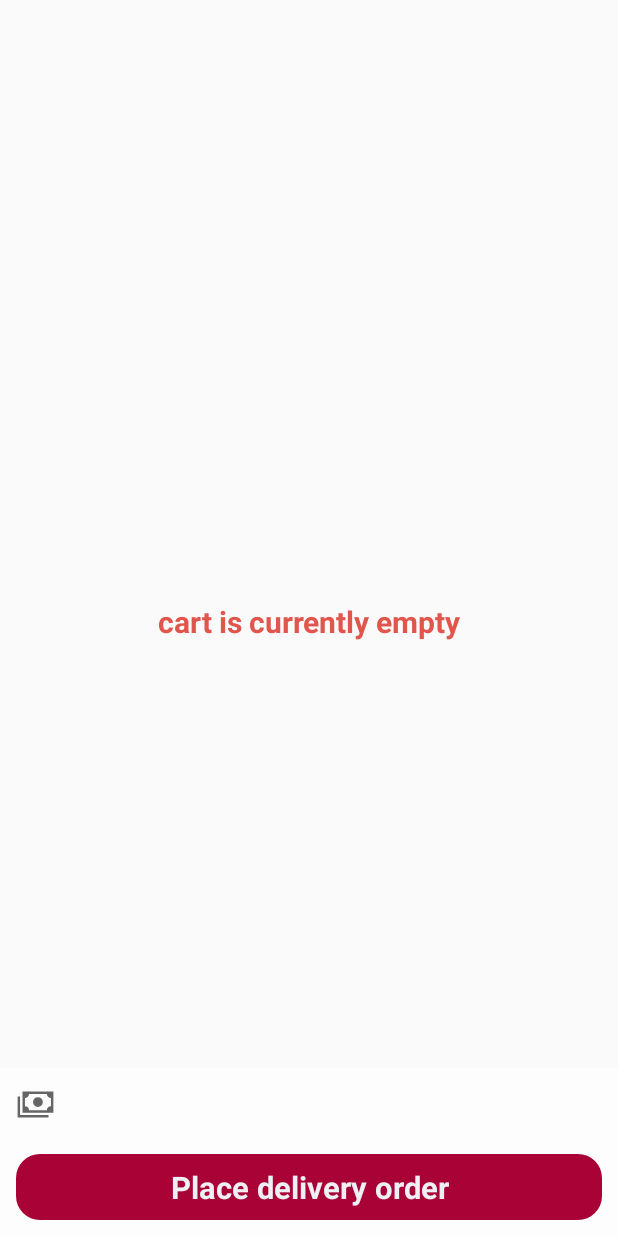
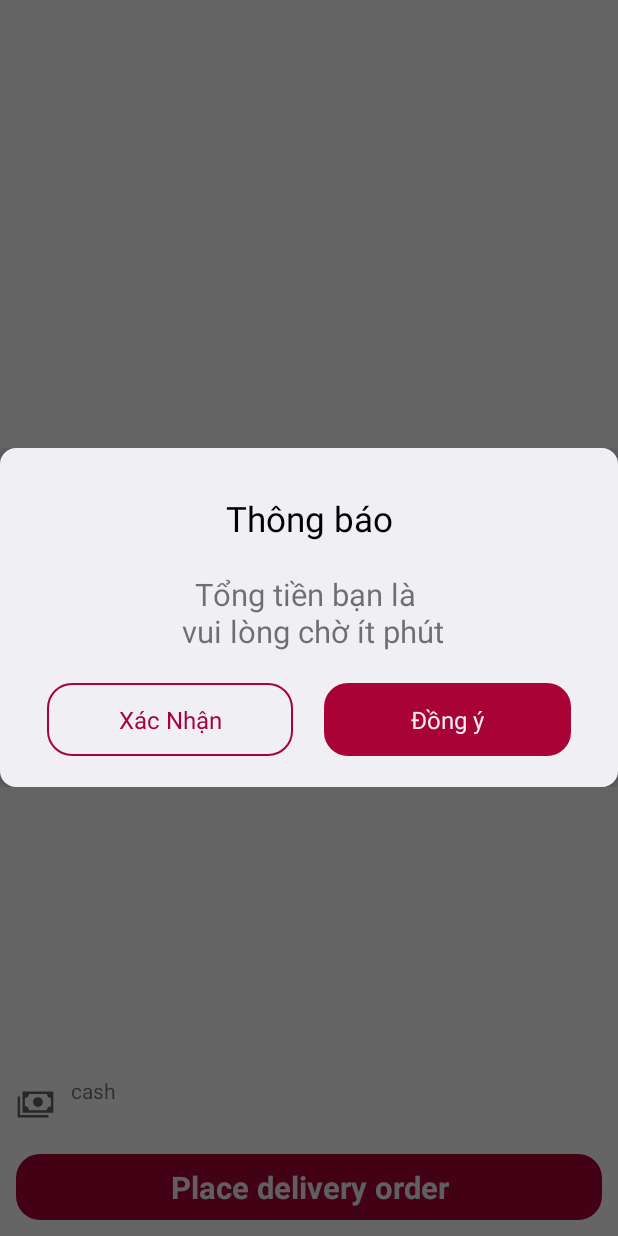
Before and after one commit to anhcuacace/ClicktoFood, an Android app: the fragment CartFragment placed in its activity, after a tap on "Place delivery order", on a phone screen of 412 x 824 dp. Run offline under Robolectric (Android 15) with nearby library versions, the phone set to English and light mode, and no system bars; our stand-ins replace Dagger/Hilt's generated code, Firebase (no records; nobody signed in at launch, a user with empty details on screens opened directly), data binding, sdp/ssp sizes; pictures from the network do not load.

Commit message:
clean code

```diff
--- /dev/null
+++ b/app/src/main/java/com/tunanh/clicktofood/listener/OnClickConfirmDialog.kt
@@ -0,0 +1,7 @@
+package com.tunanh.clicktofood.listener
+
+interface OnClickConfirmDialog {
+    fun onClickRightButton()
+
+    fun onClickLeftButton()
+}
--- a/app/src/main/java/com/tunanh/clicktofood/ui/base/BaseFragment.kt
+++ b/app/src/main/java/com/tunanh/clicktofood/ui/base/BaseFragment.kt
@@ -11,6 +11,8 @@ import androidx.fragment.app.Fragment
 import androidx.lifecycle.ViewModelProvider
 import androidx.navigation.NavController
 import androidx.navigation.fragment.NavHostFragment
+import com.tunanh.clicktofood.listener.OnClickConfirmDialog
+import com.tunanh.clicktofood.ui.custemview.FoodDialog
 import dagger.android.support.DaggerFragment
 import javax.inject.Inject
 
@@ -44,4 +46,21 @@ abstract class BaseFragment<T : ViewDataBinding, M : BaseViewModel> : DaggerFrag
 
     fun Fragment.getNavController(): NavController =
         NavHostFragment.findNavController(this)
+
+    fun showDialog(
+        title: String,
+        content: String,
+        rightButton: String,
+        leftButton: String,
+        onClickConfirmDialog: OnClickConfirmDialog
+    ) {
+        FoodDialog.Builder()
+            .with(requireContext())
+            .title(title)
+            .content(content)
+            .rightButton(rightButton)
+            .leftButton(leftButton)
+            .onClick(onClickConfirmDialog)
+            .build()
+    }
 }
--- /dev/null
+++ b/app/src/main/java/com/tunanh/clicktofood/ui/custemview/FoodDialog.kt
@@ -0,0 +1,145 @@
+package com.tunanh.clicktofood.ui.custemview
+
+import android.content.Context
+import android.view.LayoutInflater
+import android.view.View
+import androidx.appcompat.app.AlertDialog
+import androidx.databinding.DataBindingUtil
+import com.tunanh.clicktofood.R
+import com.tunanh.clicktofood.databinding.LayoutConfirmDialogBinding
+import com.tunanh.clicktofood.listener.OnClickConfirmDialog
+
+open class FoodDialog private constructor(builder: Builder) {
+    private var title: String? = null
+    private var content: String? = null
+    private var rightButton: String? = null
+    private var leftButton: String? = null
+    private var isCancelable: Boolean = true
+    private var context: Context? = null
+    private var onClickListener: OnClickConfirmDialog? = null
+    private var alertDialog: AlertDialog? = null
+    private var isShow = false
+
+    init {
+        this.title = builder.getTitle()
+        this.content = builder.getContent()
+        this.rightButton = builder.getRightButton()
+        this.leftButton = builder.getLeftButton()
+        this.isCancelable = builder.isCancelable()
+        this.onClickListener = builder.getOnClickListener()
+        this.context = builder.getContext()
+    }
+
+    private fun show() {
+        if (alertDialog != null && (isShow || alertDialog!!.isShowing)) {
+            isShow = false
+            alertDialog!!.dismiss()
+        }
+        context?.let {
+            isShow = true
+            val dialogBuilder = AlertDialog.Builder(it, R.style.DefautDialogStyle)
+            val binding: LayoutConfirmDialogBinding = DataBindingUtil.inflate(
+                LayoutInflater.from(context),
+                R.layout.layout_confirm_dialog,
+                null,
+                false
+            )
+            dialogBuilder.setView(binding.root)
+            alertDialog = dialogBuilder.create()
+            alertDialog!!.setCancelable(isCancelable)
+            alertDialog!!.setCanceledOnTouchOutside(isCancelable)
+            alertDialog!!.window!!.setBackgroundDrawableResource(R.color.transparentColor)
+            binding.tvTitle.text = title
+            binding.tvTitle.visibility = if (title.isNullOrEmpty()) {
+                View.GONE
+            } else {
+                View.VISIBLE
+            }
+            binding.tvContent.text = content
+            binding.tvContent.visibility = if (content.isNullOrEmpty()) {
+                View.GONE
+            } else {
+                View.VISIBLE
+            }
+            binding.btnAccept.setOnClickListener {
+                onClickListener!!.onClickRightButton()
+                isShow = false
+                alertDialog!!.dismiss()
+            }
+            binding.btnAccept.text = rightButton
+            binding.btnAccept.visibility = if (rightButton.isNullOrEmpty()) {
+                View.GONE
+            } else {
+                View.VISIBLE
+            }
+            binding.btnCancel.text = leftButton
+            binding.btnCancel.visibility = if (leftButton.isNullOrEmpty()) {
+                View.GONE
+            } else {
+                View.VISIBLE
+            }
+            binding.btnCancel.setOnClickListener {
+                onClickListener!!.onClickLeftButton()
+                isShow = false
+                alertDialog!!.dismiss()
+            }
+
+            if (title!!.isNotEmpty()) {
+                binding.tvTitle.visibility = View.VISIBLE
+            } else {
+                binding.tvTitle.visibility = View.GONE
+            }
+            alertDialog!!.show()
+        }
+    }
+
+    class Builder {
+        private var title: String = ""
+        private var content: String = ""
+        private var rightButton: String = ""
+        private var leftButton: String = ""
+        private var isCancelable: Boolean = true
+        private var context: Context? = null
+        private var onClickListener: OnClickConfirmDialog? = null
+
+        fun getTitle(): String {
+            return title
+        }
+
+        fun getContent(): String {
+            return content
+        }
+
+        fun getRightButton(): String {
+            return rightButton
+        }
+
+        fun getLeftButton(): String {
+            return leftButton
+        }
+
+        fun isCancelable(): Boolean {
+            return isCancelable
+        }
+
+        fun getOnClickListener(): OnClickConfirmDialog {
+            return onClickListener!!
+        }
+
+        fun getContext(): Context {
+            return context!!
+        }
+
+        fun with(context: Context) = apply { this.context = context }
+        fun title(title: String) = apply { this.title = title }
+        fun content(content: String) = apply { this.content = content }
+        fun isCancelable(isCancelable: Boolean) = apply { this.isCancelable = isCancelable }
+        fun rightButton(rightButton: String) = apply { this.rightButton = rightButton }
+        fun leftButton(leftButton: String) = apply { this.leftButton = leftButton }
+        fun onClick(onClickListener: OnClickConfirmDialog) =
+            apply { this.onClickListener = onClickListener }
+
+        fun build() = FoodDialog(this).show()
+
+    }
+}
--- a/app/src/main/java/com/tunanh/clicktofood/ui/home/cart/CartFragment.kt
+++ b/app/src/main/java/com/tunanh/clicktofood/ui/home/cart/CartFragment.kt
@@ -5,6 +5,7 @@ import android.widget.Toast
 import com.tunanh.clicktofood.R
 import com.tunanh.clicktofood.data.local.model.Food
 import com.tunanh.clicktofood.databinding.FragmentCartBinding
+import com.tunanh.clicktofood.listener.OnClickConfirmDialog
 import com.tunanh.clicktofood.ui.base.BaseFragment
 import com.tunanh.clicktofood.ui.main.MainActivity
 import com.tunanh.clicktofood.util.setOnSingClickListener
@@ -25,11 +26,20 @@ class CartFragment : BaseFragment<FragmentCartBinding, CartViewModel>() {
 
     private fun placeOrder() {
         binding.placedOrder.setOnSingClickListener {
-            if (array.isEmpty()) {
-                Toast.makeText(requireContext(), requireContext().getText(R.string.cart_is_currently_empty), Toast.LENGTH_SHORT).show()
-            } else {
-                viewModel.placeOrder(array as List<Food>)
-            }
+            showDialog("Thông báo",
+                "Tổng tiền bạn là ${binding.total.text}\n vui lòng chờ ít phút",
+                "Đồng ý",
+                "Xác Nhận",
+                object : OnClickConfirmDialog {
+                    override fun onClickRightButton() {
+                        viewModel.placeOrder(array)
+                    }
+
+                    override fun onClickLeftButton() {
+                    }
+
+                })
+
 
         }
         viewModel.loadDone = {
@@ -40,8 +50,8 @@ class CartFragment : BaseFragment<FragmentCartBinding, CartViewModel>() {
     }
 
     private fun initRecycleView() {
-        (activity as MainActivity).viewModel.isLoadCart= {
-                viewModel.addToCart()
+        (activity as MainActivity).viewModel.isLoadCart = {
+            viewModel.addToCart()
         }
         viewModel.cart.observe(viewLifecycleOwner) {
             array = it as ArrayList<Food>
@@ -49,8 +59,8 @@ class CartFragment : BaseFragment<FragmentCartBinding, CartViewModel>() {
                 binding.foodList.visibility = View.GONE
                 binding.tvEmpty.visibility = View.VISIBLE
             } else {
-                binding.foodList.visibility=View.VISIBLE
-                binding.tvEmpty.visibility=View.GONE
+                binding.foodList.visibility = View.VISIBLE
+                binding.tvEmpty.visibility = View.GONE
                 adapter.itemFood = array
                 binding.foodList.adapter = adapter
                 bill(array)
@@ -87,7 +97,12 @@ class CartFragment : BaseFragment<FragmentCartBinding, CartViewModel>() {
         }
         sum *= voucher
         sum += fee
-        binding.total.text = sum.toString()
+        binding.total.text = "$sum $"
+        if (sum.toString().isEmpty()) {
+            binding.constraintLayout.visibility = View.GONE
+        } else {
+            binding.constraintLayout.visibility = View.VISIBLE
+        }
     }
 
 
--- a/app/src/main/java/com/tunanh/clicktofood/ui/home/cart/CartViewModel.kt
+++ b/app/src/main/java/com/tunanh/clicktofood/ui/home/cart/CartViewModel.kt
@@ -46,24 +46,20 @@ class CartViewModel @Inject constructor(
         }
     }
 
-    fun placeOrder(array: List<Food>) {
-
-        viewModelScope.launch {
+    fun placeOrder(array: ArrayList<Food>) {
+        val job1 = viewModelScope.launch {
+            myReferenceOrder.child(random).setValue(array)
+        }
+        val job2 = viewModelScope.launch {
+            job1.join()
             for (food in array) {
-                val data = Food(
-                    id = food.id,
-                    title = food.title,
-                    like = food.like,
-                    amount = 0,
-                    cost = food.cost,
-                    star = food.star,
-                    img = food.img
-                )
+                val data = food.apply { amount = 0 }
                 localRepository.updateFood(data)
-                myReferenceCart.setValue(data)
+                myReferenceCart.child(food.id.toString()).setValue(data)
             }
         }
-        myReferenceOrder.child(random).setValue(array).addOnCompleteListener {
+        viewModelScope.launch {
+            job2.join()
             loadDone?.invoke()
         }
 
--- a/app/src/main/java/com/tunanh/clicktofood/ui/home/more/MoreFragment.kt
+++ b/app/src/main/java/com/tunanh/clicktofood/ui/home/more/MoreFragment.kt
@@ -7,6 +7,7 @@ import com.google.firebase.ktx.Firebase
 import com.tunanh.clicktofood.R
 import com.tunanh.clicktofood.data.local.model.User
 import com.tunanh.clicktofood.databinding.FragmentMoreBinding
+import com.tunanh.clicktofood.listener.OnClickConfirmDialog
 import com.tunanh.clicktofood.ui.base.BaseFragment
 import com.tunanh.clicktofood.ui.main.MainActivity
 import com.tunanh.clicktofood.util.openPlaystore
@@ -42,6 +43,20 @@ class MoreFragment : BaseFragment<FragmentMoreBinding, MoreViewModel>() {
             when (it) {
                 1 -> {
                     openPlaystore(requireContext())
+                }
+                2 -> {
+                    showDialog("Thông báo",
+                        "Tính năng đang phát triển",
+                        "Đồng ý",
+                        "",
+                        object : OnClickConfirmDialog {
+                            override fun onClickRightButton() {
+                            }
+
+                            override fun onClickLeftButton() {
+                            }
+
+                        })
                 }
             }
         }
@@ -93,15 +108,45 @@ class MoreFragment : BaseFragment<FragmentMoreBinding, MoreViewModel>() {
                     shareApp(requireContext())
                 }
                 9 -> {
-                    Firebase.auth.signOut()
-                    viewModel.logOut()
-                    getNavController().navigate(
-                        R.id.action_mainFragment_to_loginFragment
-                    )
+                    showDialog("Cảnh Báo",
+                        "Bạn chắc chắn muốn đăng xuất",
+                        "Đồng ý",
+                        "Hủy",
+                        object : OnClickConfirmDialog {
+                            override fun onClickRightButton() {
+                                logOut()
+                            }
+
+                            override fun onClickLeftButton() {
+                            }
+
+                        })
+                }
+                1, 2, 4, 5, 7, 8 -> {
+                    showDialog("Thông báo",
+                        "Tính năng đang phát triển",
+                        "Đồng ý",
+                        "",
+                        object : OnClickConfirmDialog {
+                            override fun onClickRightButton() {
+                            }
+
+                            override fun onClickLeftButton() {
+                            }
+
+                        })
                 }
             }
         }
     }
 
+    private fun logOut() {
+        Firebase.auth.signOut()
+        viewModel.logOut()
+        getNavController().navigate(
+            R.id.action_mainFragment_to_loginFragment
+        )
+    }
+
 
 }
--- a/app/src/main/res/drawable/edt_background.xml
+++ b/app/src/main/res/drawable/edt_background.xml
@@ -2,6 +2,6 @@
 <shape xmlns:android="http://schemas.android.com/apk/res/android"
     android:shape="rectangle">
 <solid android:color="@color/edt_background"/>
-    <corners android:radius="8dp"/>
+    <corners android:radius="@dimen/_8sdp"/>
 
 </shape>
--- a/app/src/main/res/layout/fragment_cart.xml
+++ b/app/src/main/res/layout/fragment_cart.xml
@@ -7,6 +7,7 @@
         android:layout_width="match_parent"
         android:layout_height="match_parent"
         tools:context=".ui.home.cart.CartFragment">
+
         <TextView
             android:id="@+id/tv_empty"
             android:layout_width="match_parent"
@@ -14,11 +15,12 @@
             android:layout_gravity="center_horizontal"
             android:layout_marginTop="@dimen/_4sdp"
             android:gravity="center"
+            android:text="@string/cart_is_currently_empty"
+            android:textColor="@color/login_btn"
+            android:textSize="20sp"
             android:textStyle="bold"
-            android:textColor="@color/login_btn"
-            android:visibility="gone"
-            android:text="@string/cart_is_currently_empty"
-            android:textSize="20sp" />
+            android:visibility="gone" />
+
         <androidx.recyclerview.widget.RecyclerView
             android:id="@+id/food_list"
             android:layout_width="match_parent"
@@ -77,9 +79,9 @@
                 android:layout_height="wrap_content"
                 android:layout_marginStart="@dimen/_8sdp"
                 android:layout_marginTop="@dimen/_4sdp"
+                android:text="@string/cash"
                 app:layout_constraintStart_toEndOf="@+id/imageView"
-                app:layout_constraintTop_toTopOf="parent"
-                tools:text="cash" />
+                app:layout_constraintTop_toTopOf="parent" />
 
 
             <TextView
@@ -102,7 +104,5 @@
         </androidx.constraintlayout.widget.ConstraintLayout>
 
 
-
-
     </androidx.constraintlayout.widget.ConstraintLayout>
 </layout>
--- /dev/null
+++ b/app/src/main/res/layout/layout_confirm_dialog.xml
@@ -0,0 +1,72 @@
+<?xml version="1.0" encoding="utf-8"?>
+<layout xmlns:android="http://schemas.android.com/apk/res/android"
+    xmlns:tools="http://schemas.android.com/tools">
+
+    <RelativeLayout
+        android:layout_width="match_parent"
+        android:layout_height="wrap_content"
+        android:layout_margin="@dimen/_24sdp"
+        android:background="@drawable/edt_background"
+        android:elevation="@dimen/_4sdp"
+        android:paddingStart="@dimen/_24sdp"
+        android:paddingTop="@dimen/_24sdp"
+        android:paddingEnd="@dimen/_24sdp"
+        android:paddingBottom="@dimen/_16sdp">
+
+        <TextView
+            android:id="@+id/tvTitle"
+            android:layout_width="match_parent"
+            android:layout_height="wrap_content"
+            android:gravity="center"
+            android:textColor="@color/textcolor1"
+            android:textSize="@dimen/_18sdp"
+            tools:text="Title" />
+
+        <TextView
+            android:id="@+id/tvContent"
+            android:layout_width="match_parent"
+            android:layout_height="wrap_content"
+            android:layout_below="@id/tvTitle"
+            android:layout_marginTop="@dimen/_16sdp"
+            android:layout_marginBottom="@dimen/_16sdp"
+            android:gravity="center"
+            android:textSize="@dimen/_16sdp"
+            tools:text="Content" />
+
+        <LinearLayout
+            android:layout_width="match_parent"
+            android:layout_height="wrap_content"
+            android:layout_below="@id/tvContent"
+            android:orientation="horizontal">
+
+            <TextView
+                android:id="@+id/btnCancel"
+                android:layout_width="0dp"
+                android:layout_height="wrap_content"
+                android:layout_marginEnd="@dimen/_16sdp"
+                android:layout_weight="1"
+                android:background="@drawable/corner_add"
+                android:gravity="center"
+
+                android:padding="@dimen/_10sdp"
+                android:textColor="@color/hmm"
+                android:textSize="16sp"
+                tools:text="Cancel" />
+
+            <TextView
+                android:id="@+id/btnAccept"
+                android:layout_width="0dp"
+                android:layout_height="wrap_content"
+                android:layout_weight="1"
+                android:background="@drawable/corner_btn_green"
+                android:backgroundTint="@color/hmm"
+                android:gravity="center"
+                android:padding="@dimen/_10sdp"
+                android:textColor="@color/edt_background"
+                android:textSize="16sp"
+                tools:text="Xác nhận" />
+
+        </LinearLayout>
+
+    </RelativeLayout>
+</layout>
--- a/app/src/main/res/values/strings.xml
+++ b/app/src/main/res/values/strings.xml
@@ -92,5 +92,6 @@
     <string name="thank_you_for_purchasing_our_product_n_please_come_again">Thank you for purchasing our product  Please Come Again.</string>
     <string name="back_to_home">Back to home</string>
     <string name="cart_is_currently_empty">cart is currently empty</string>
+    <string name="cash">cash</string>
 
 </resources>
--- a/app/src/main/res/values/styles.xml
+++ b/app/src/main/res/values/styles.xml
@@ -7,4 +7,11 @@
     <style name="bottomSheetBackground" parent="Widget.Design.BottomSheet.Modal">
         <item name="android:background">@drawable/background_botton_sheet</item>
     </style>
+    <style name="DefautDialogStyle" parent="Theme.AppCompat.Light.Dialog">
+        <item name="android:windowBackground">@color/transparentColor</item>
+        <item name="android:windowMinWidthMajor">85%</item>
+        <item name="android:windowMinWidthMinor">85%</item>
+        <item name="android:windowNoTitle">true</item>
+        <item name="android:windowFullscreen">true</item>
+    </style>
 </resources>
```
Also changed, not shown: app/src/main/java/com/tunanh/clicktofood/ui/login/LoginViewModel.kt (+13 -14 lines), 1 other file.
